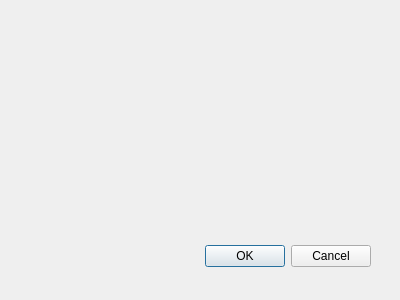
Before: the Qt Designer form Campospere/Extract_bat_modulaire_dialog_base.ui in OoOLizz4/SelectionBMAdresse, drawn with Qt 5.
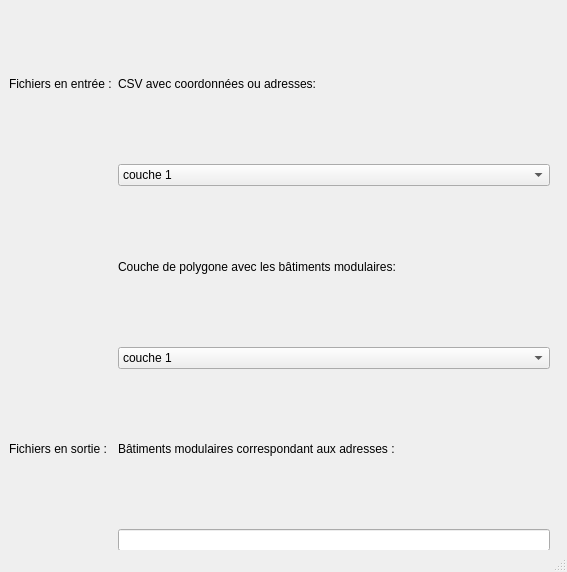
After: the same form once the commit is applied.

Commit message: chgt nom

The edit to the form file:
```diff
--- a/Campospere/Extract_bat_modulaire_dialog_base.ui
+++ b/Campospere/Extract_bat_modulaire_dialog_base.ui
@@ -1,33 +1,99 @@
-<ui version="4.0" >
- <class>CamposphereDialogBase</class>
- <widget class="QDialog" name="CamposphereDialogBase" >
-  <property name="geometry" >
+<?xml version="1.0" encoding="UTF-8"?>
+<ui version="4.0">
+ <class>MainWindow</class>
+ <widget class="QMainWindow" name="MainWindow">
+  <property name="geometry">
    <rect>
     <x>0</x>
     <y>0</y>
-    <width>400</width>
-    <height>300</height>
+    <width>567</width>
+    <height>572</height>
    </rect>
   </property>
   <property name="windowTitle" >
    <string>Extraction Batiment Modulaire</string>
   </property>
-  <widget class="QDialogButtonBox" name="button_box" >
-   <property name="geometry" >
-    <rect>
-     <x>30</x>
-     <y>240</y>
-     <width>341</width>
-     <height>32</height>
-    </rect>
-   </property>
-   <property name="orientation" >
-    <enum>Qt::Horizontal</enum>
-   </property>
-   <property name="standardButtons" >
-    <set>QDialogButtonBox::Cancel|QDialogButtonBox::Ok</set>
-   </property>
+  <widget class="QWidget" name="centralwidget">
+   <widget class="QWidget" name="gridLayoutWidget">
+    <property name="geometry">
+     <rect>
+      <x>9</x>
+      <y>10</y>
+      <width>541</width>
+      <height>541</height>
+     </rect>
+    </property>
+    <layout class="QGridLayout" name="gridLayout">
+     <item row="0" column="0">
+      <widget class="QLabel" name="label_5">
+       <property name="text">
+        <string>Fichiers en entrée :</string>
+       </property>
+      </widget>
+     </item>
+     <item row="4" column="0">
+      <widget class="QLabel" name="label_4">
+       <property name="text">
+        <string>Fichiers en sortie :</string>
+       </property>
+      </widget>
+     </item>
+     <item row="4" column="1">
+      <widget class="QLabel" name="label">
+       <property name="text">
+        <string>Bâtiments modulaires correspondant aux adresses :</string>
+       </property>
+      </widget>
+     </item>
+     <item row="1" column="1">
+      <widget class="QComboBox" name="comboBox">
+       <item>
+        <property name="text">
+         <string>couche 1</string>
+        </property>
+       </item>
+       <item>
+        <property name="text">
+         <string>couche 2</string>
+        </property>
+       </item>
+      </widget>
+     </item>
+     <item row="2" column="1">
+      <widget class="QLabel" name="label_3">
+       <property name="text">
+        <string>Couche de polygone avec les bâtiments modulaires:</string>
+       </property>
+      </widget>
+     </item>
+     <item row="3" column="1">
+      <widget class="QComboBox" name="comboBox_2">
+       <item>
+        <property name="text">
+         <string>couche 1</string>
+        </property>
+       </item>
+       <item>
+        <property name="text">
+         <string>couche 2</string>
+        </property>
+       </item>
+      </widget>
+     </item>
+     <item row="0" column="1">
+      <widget class="QLabel" name="label_2">
+       <property name="text">
+        <string>CSV avec coordonnées ou adresses:</string>
+       </property>
+      </widget>
+     </item>
+     <item row="5" column="1">
+      <widget class="QLineEdit" name="lineEdit"/>
+     </item>
+    </layout>
+   </widget>
   </widget>
+  <widget class="QStatusBar" name="statusbar"/>
  </widget>
  <resources/>
  <connections>
```
Left out of the diff: 39 changed lines with no effect on the pictures.
